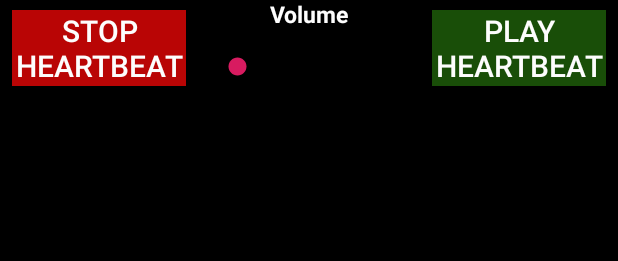
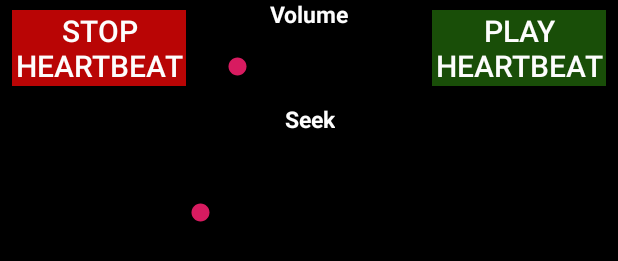
Before and after one commit to almaasshah/AudioVideo, an Android app: the layout activity_main.xml on its own in the app's theme, with its tools: preview values and no code run, on a phone screen of 412 x 824 dp. Shown: the part 508-769 px from the top of the screen. Run offline under Robolectric (Android 15) with nearby library versions, the phone set to English and light mode, and no system bars.

Commit message:
Volume Control and Seek Sound Feature Added.

```diff
--- a/app/src/main/res/layout/activity_main.xml
+++ b/app/src/main/res/layout/activity_main.xml
@@ -86,4 +86,36 @@
         app:layout_constraintEnd_toStartOf="@+id/playmusicbtn"
         app:layout_constraintStart_toEndOf="@+id/stopmusicbtn"
         app:layout_constraintTop_toBottomOf="@+id/play_btn" />
+
+    <TextView
+        android:id="@+id/textView4"
+        android:layout_width="wrap_content"
+        android:layout_height="26dp"
+        android:layout_marginStart="8dp"
+        android:layout_marginTop="12dp"
+        android:layout_marginEnd="8dp"
+        android:gravity="center_vertical|center_horizontal"
+        android:text="Seek"
+        android:textColor="#fdfdfd"
+        android:textSize="15sp"
+        android:textStyle="bold"
+        app:layout_constraintEnd_toEndOf="parent"
+        app:layout_constraintHorizontal_bias="0.501"
+        app:layout_constraintStart_toStartOf="parent"
+        app:layout_constraintTop_toBottomOf="@+id/seekBar" />
+
+    <SeekBar
+        android:id="@+id/seekBarTime"
+        android:layout_width="178dp"
+        android:layout_height="19dp"
+        android:layout_marginStart="8dp"
+        android:layout_marginTop="8dp"
+        android:layout_marginEnd="8dp"
+        android:layout_marginBottom="8dp"
+        app:layout_constraintBottom_toBottomOf="parent"
+        app:layout_constraintEnd_toEndOf="parent"
+        app:layout_constraintStart_toStartOf="parent"
+        app:layout_constraintTop_toBottomOf="@+id/textView4"
+        app:layout_constraintVertical_bias="0.088" />
+
 </android.support.constraint.ConstraintLayout>
```
Also changed, not shown: app/src/main/java/com/example/s_shah/audiovideo/MainActivity.java (+52 -6 lines).
